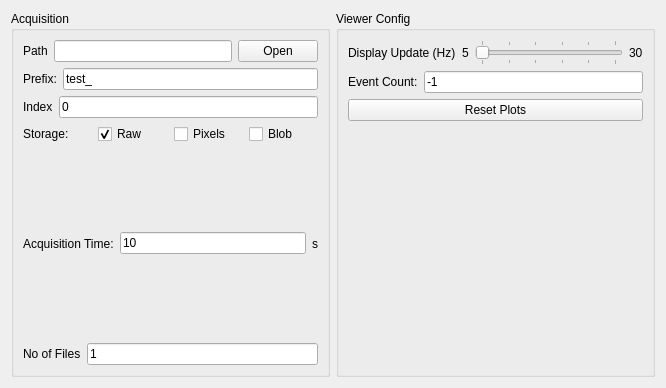
First picture: the form in pymepixviewer/pymepixviewer/panels/ui/acqconfig.ui, repository CFEL-CMI/pymepix, before the edit.
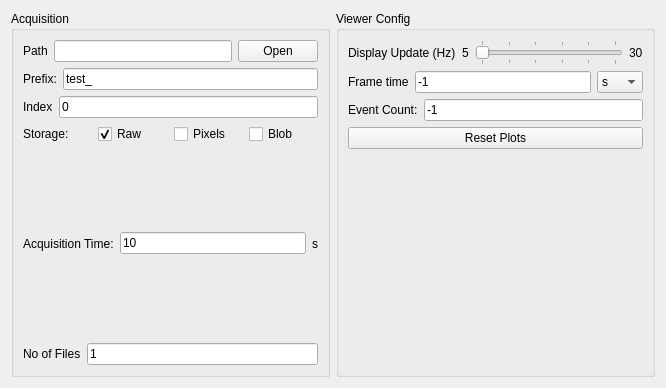
Second picture: the form after the edit.

Commit message: modified acqconfig to include frametime

Patch:
```diff
--- a/pymepixviewer/pymepixviewer/panels/ui/acqconfig.ui
+++ b/pymepixviewer/pymepixviewer/panels/ui/acqconfig.ui
@@ -216,6 +216,59 @@
           </item>
          </layout>
         </item>
+        <item>
+         <layout class="QHBoxLayout" name="horizontalLayout_15">
+          <item>
+           <widget class="QLabel" name="label_16">
+            <property name="text">
+             <string>Frame time</string>
+            </property>
+           </widget>
+          </item>
+          <item>
+           <widget class="QLineEdit" name="frame_time">
+            <property name="inputMask">
+             <string/>
+            </property>
+            <property name="text">
+             <string>-1</string>
+            </property>
+           </widget>
+          </item>
+          <item>
+           <widget class="QComboBox" name="time_multi">
+            <property name="sizePolicy">
+             <sizepolicy hsizetype="Fixed" vsizetype="Fixed">
+              <horstretch>0</horstretch>
+              <verstretch>0</verstretch>
+             </sizepolicy>
+            </property>
+            <property name="maximumSize">
+             <size>
+              <width>70</width>
+              <height>16777215</height>
+             </size>
+            </property>
+            <property name="iconSize">
+             <size>
+              <width>16</width>
+              <height>16</height>
+             </size>
+            </property>
+            <item>
+             <property name="text">
+              <string>s</string>
+             </property>
+            </item>
+            <item>
+             <property name="text">
+              <string>ms</string>
+             </property>
+            </item>
+           </widget>
+          </item>
+         </layout>
+        </item>
         <item>
          <layout class="QHBoxLayout" name="horizontalLayout_3">
           <item>
```
The commit also changes 1 other file.
